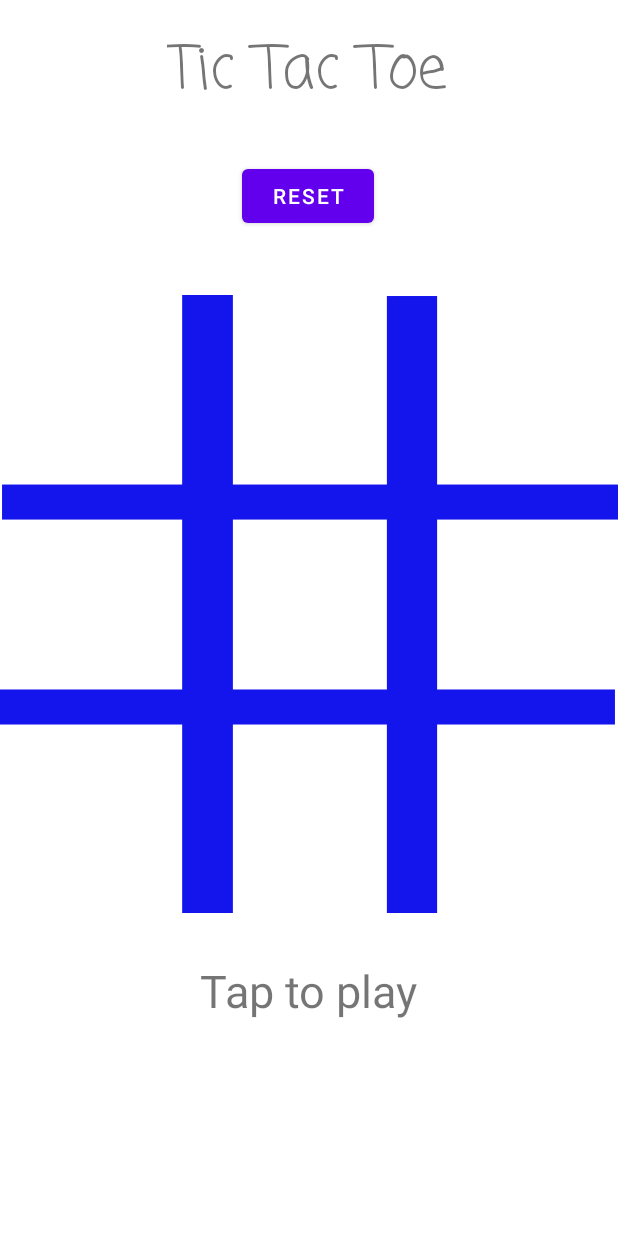
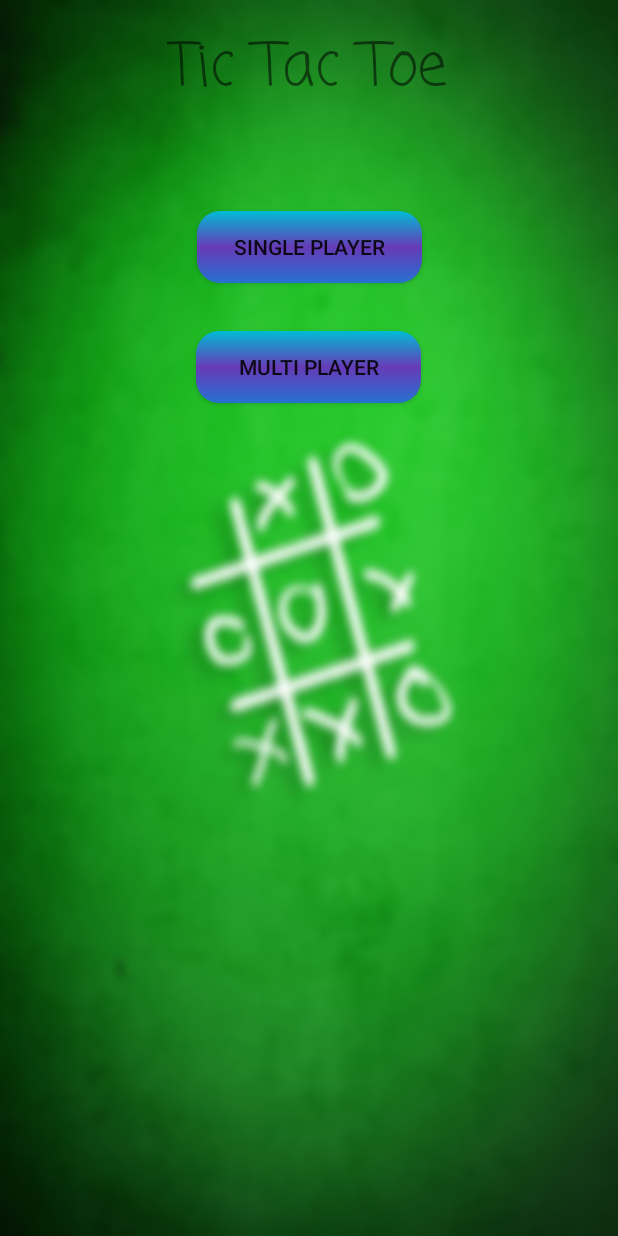
Before and after one commit to Dipesh049/TicTacToeApp, an Android app: the screen it shows after launch (MainActivity before the commit, FirstActivity after it), on a phone screen of 412 x 824 dp. Run offline under Robolectric (Android 15) with nearby library versions, the phone set to English and light mode, and no system bars.

Commit message:
ui chages

```diff
--- a/app/src/main/AndroidManifest.xml
+++ b/app/src/main/AndroidManifest.xml
@@ -8,6 +8,16 @@
         android:roundIcon="@mipmap/ic_launcher_round"
         android:supportsRtl="true"
         android:theme="@style/Theme.TicTacToe">
+
+        <activity
+            android:name=".FirstActivity"
+            android:exported="true">
+            <intent-filter>
+                <action android:name="android.intent.action.MAIN" />
+
+                <category android:name="android.intent.category.LAUNCHER" />
+            </intent-filter>
+        </activity>
         <activity
             android:name=".MainActivity"
             android:exported="true">
@@ -17,6 +27,7 @@
                 <category android:name="android.intent.category.LAUNCHER" />
             </intent-filter>
         </activity>
+
     </application>
 
 </manifest>
--- a/app/src/main/java/com/example/tictactoe/FirstActivity.java
+++ b/app/src/main/java/com/example/tictactoe/FirstActivity.java
@@ -2,13 +2,34 @@ package com.example.tictactoe;
 
 import androidx.appcompat.app.AppCompatActivity;
 
+import android.content.Intent;
+import android.content.SharedPreferences;
 import android.os.Bundle;
+import android.view.View;
+import android.widget.Button;
+
 
 public class FirstActivity extends AppCompatActivity {
-
+    Button singlePlayer , multiPlayer;
     @Override
     protected void onCreate(Bundle savedInstanceState) {
         super.onCreate(savedInstanceState);
         setContentView(R.layout.activity_first);
+        singlePlayer = findViewById(R.id.single);
+        multiPlayer = findViewById(R.id.multi);
+        SharedPreferences sharedPreferences = getSharedPreferences("mode",MODE_PRIVATE);
+        SharedPreferences.Editor edit = sharedPreferences.edit();
+
+        singlePlayer.setOnClickListener(v -> {
+           edit.putInt("mode",1);
+           edit.apply();
+           startActivity(new Intent(this,MainActivity.class));
+        });
+        multiPlayer.setOnClickListener(v -> {
+            edit.putInt("mode",0);
+            edit.apply();
+            startActivity(new Intent(this,MainActivity.class));
+        });
+
     }
 }
--- a/app/src/main/java/com/example/tictactoe/MainActivity.java
+++ b/app/src/main/java/com/example/tictactoe/MainActivity.java
@@ -3,7 +3,9 @@ package com.example.tictactoe;
 import androidx.appcompat.app.ActionBar;
 import androidx.appcompat.app.AppCompatActivity;
 
+import android.content.SharedPreferences;
 import android.os.Bundle;
+import android.util.Log;
 import android.view.View;
 import android.widget.ImageView;
 import android.widget.TextView;
@@ -18,6 +20,7 @@ public class MainActivity extends AppCompatActivity {
                                  {0,4,8},{2,4,6},{0,3,6},
                                  {1,4,7},{2,5,8}};
     int gameactive = 1;
+    int gameMode;
 
 
 
@@ -115,7 +118,9 @@ public class MainActivity extends AppCompatActivity {
     protected void onCreate(Bundle savedInstanceState) {
         super.onCreate(savedInstanceState);
         setContentView(R.layout.activity_main);
-
+        SharedPreferences sharedPreferences = getSharedPreferences("mode",MODE_PRIVATE);
+        gameMode = sharedPreferences.getInt("mode",0);
+        Log.d("mode",String.valueOf(gameMode));
 
 
     }
--- a/app/src/main/res/drawable/button_background.xml
+++ b/app/src/main/res/drawable/button_background.xml
@@ -1,4 +1,10 @@
 <?xml version="1.0" encoding="utf-8"?>
-<shape xmlns:android="http://schemas.android.com/apk/res/android">
+<shape xmlns:android="http://schemas.android.com/apk/res/android"
+    android:shape="rectangle">
+    <corners android:radius="15dp"/>
+    <gradient android:angle="270"
+        android:startColor="#2572CF"
+        android:centerColor="#673AB7"
+        android:endColor="#00BCD4"/>
 
 </shape>
--- a/app/src/main/res/drawable/button_background2.xml
+++ b/app/src/main/res/drawable/button_background2.xml
@@ -1,7 +1,7 @@
 <?xml version="1.0" encoding="utf-8"?>
 <shape xmlns:android="http://schemas.android.com/apk/res/android"
      android:shape="rectangle">
-    <corners android:radius="8dp"/>
+    <corners android:radius="15dp"/>
     <gradient android:angle="90"
         android:startColor="#2572CF"
         android:centerColor="#673AB7"
--- a/app/src/main/res/drawable/click_effect.xml
+++ b/app/src/main/res/drawable/click_effect.xml
@@ -1,4 +1,7 @@
 <?xml version="1.0" encoding="utf-8"?>
 <selector xmlns:android="http://schemas.android.com/apk/res/android">
-
+  <item android:drawable="@drawable/button_background"
+       android:state_pressed="true"
+      />
+    <item android:drawable="@drawable/button_background2"/>
 </selector>
--- a/app/src/main/res/layout/activity_first.xml
+++ b/app/src/main/res/layout/activity_first.xml
@@ -4,6 +4,47 @@
     xmlns:tools="http://schemas.android.com/tools"
     android:layout_width="match_parent"
     android:layout_height="match_parent"
+    android:background="@drawable/background"
     tools:context=".FirstActivity">
 
+    <TextView
+        android:id="@+id/textView"
+        android:layout_width="wrap_content"
+        android:layout_height="wrap_content"
+        android:fontFamily="casual"
+        android:text="@string/tic_tac_toe"
+        android:textSize="40sp"
+        app:layout_constraintBottom_toBottomOf="parent"
+        app:layout_constraintHorizontal_bias="0.497"
+        app:layout_constraintLeft_toLeftOf="parent"
+        app:layout_constraintRight_toRightOf="parent"
+        app:layout_constraintTop_toTopOf="parent"
+        app:layout_constraintVertical_bias="0.02"
+        app:layout_constraintVertical_weight="1" />
+
+    <Button
+        android:id="@+id/single"
+        android:layout_width="150dp"
+        android:layout_height="wrap_content"
+        android:layout_marginTop="64dp"
+        android:background="@drawable/click_effect"
+        android:text="@string/single_player"
+        app:layout_constraintEnd_toEndOf="parent"
+        app:layout_constraintStart_toStartOf="parent"
+        app:layout_constraintTop_toBottomOf="@+id/textView" />
+
+    <Button
+        android:id="@+id/multi"
+        android:layout_width="150dp"
+        android:layout_height="48dp"
+        android:layout_marginTop="32dp"
+        android:background="@drawable/click_effect"
+        android:text="@string/multi_player"
+        app:layout_constraintBottom_toBottomOf="parent"
+        app:layout_constraintEnd_toEndOf="parent"
+        app:layout_constraintHorizontal_bias="0.498"
+        app:layout_constraintStart_toStartOf="parent"
+        app:layout_constraintTop_toBottomOf="@+id/single"
+        app:layout_constraintVertical_bias="0.0" />
+
 </androidx.constraintlayout.widget.ConstraintLayout>
--- a/app/src/main/res/layout/activity_main.xml
+++ b/app/src/main/res/layout/activity_main.xml
@@ -213,6 +213,7 @@
         android:layout_width="wrap_content"
         android:layout_height="wrap_content"
         android:layout_marginBottom="4dp"
+        android:background="@drawable/click_effect"
         android:onClick="reset"
         android:text="Reset"
         app:layout_constraintBottom_toTopOf="@+id/imageView15"
--- a/app/src/main/res/values/strings.xml
+++ b/app/src/main/res/values/strings.xml
@@ -1,4 +1,6 @@
 <resources>
     <string name="app_name">TicTacToe</string>
     <string name="tic_tac_toe">Tic Tac Toe</string>
+    <string name="single_player">Single Player</string>
+    <string name="multi_player">Multi Player</string>
 </resources>
--- a/app/src/main/res/values/themes.xml
+++ b/app/src/main/res/values/themes.xml
@@ -1,6 +1,6 @@
 <resources xmlns:tools="http://schemas.android.com/tools">
     <!-- Base application theme. -->
-    <style name="Theme.TicTacToe" parent="Theme.MaterialComponents.DayNight.NoActionBar">
+    <style name="Theme.TicTacToe" parent="Theme.AppCompat.DayNight.NoActionBar">
         <!-- Primary brand color. -->
         <item name="colorPrimary">@color/purple_500</item>
         <item name="colorPrimaryVariant">@color/purple_700</item>
```
